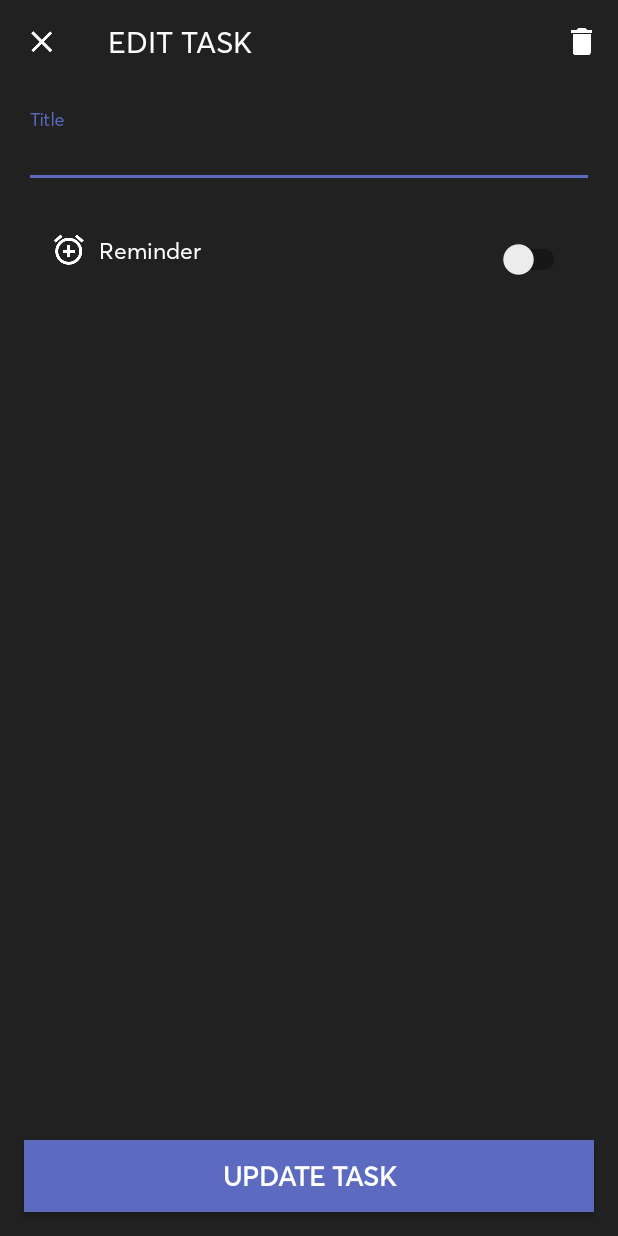
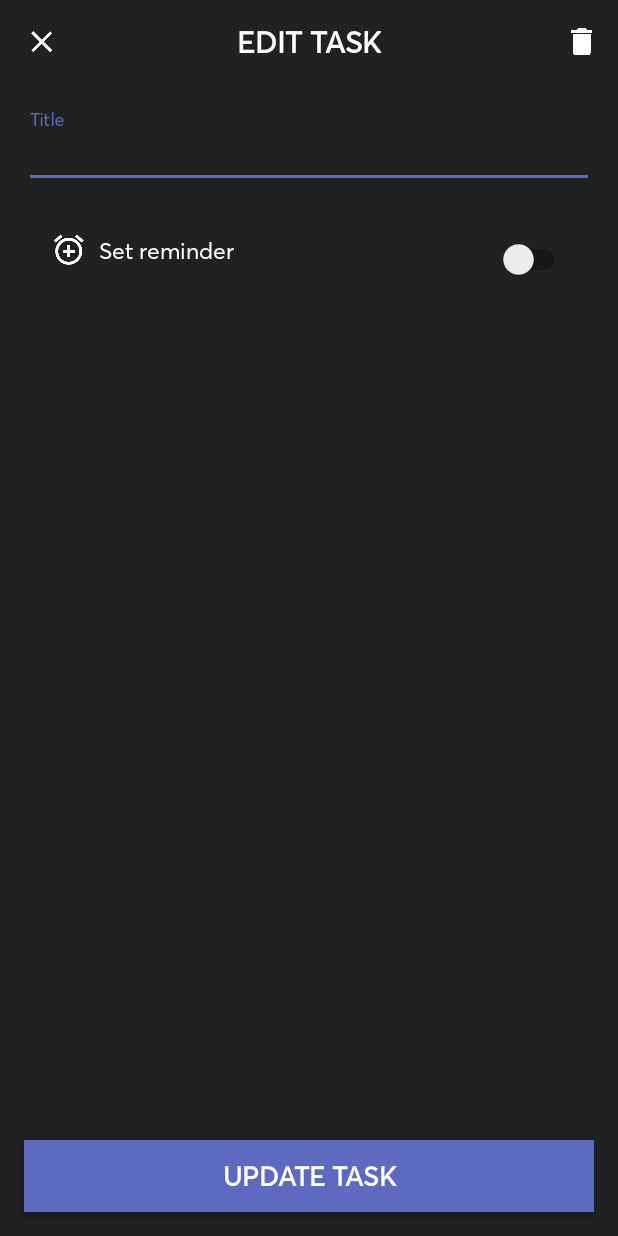
Before and after one commit to Jizzu/SimpleToDo, an Android app: the EditTaskActivity screen opened directly, with no data from a screen before it, on a phone screen of 412 x 824 dp. Run offline under Robolectric (Android 15) with nearby library versions, the phone set to English and light mode, and no system bars.

Commit message:
Bug fixes

```diff
--- a/app/src/main/java/apps/jizzu/simpletodo/activity/EditTaskActivity.java
+++ b/app/src/main/java/apps/jizzu/simpletodo/activity/EditTaskActivity.java
@@ -64,7 +64,9 @@ public class EditTaskActivity extends AppCompatActivity implements DatePickerDia
         super.onCreate(savedInstanceState);
         setContentView(R.layout.activity_add_task);
 
-        setTitle(getString(R.string.edit_task));
+        setTitle("");
+        TextView toolbarTitle = findViewById(R.id.toolbar_title);
+        toolbarTitle.setText(getString(R.string.edit_task));
 
         Toolbar toolbar = findViewById(R.id.toolbar);
         if (toolbar != null) {
@@ -84,13 +86,15 @@ public class EditTaskActivity extends AppCompatActivity implements DatePickerDia
         mReminderSwitch = findViewById(R.id.reminderSwitch);
         TextView reminderText = findViewById(R.id.tvSetReminder);
 
+        MainActivity.mActivityIsShown = true;
+
         // Get the resolution of the user's screen
         Display d = ((WindowManager) this.getSystemService(Context.WINDOW_SERVICE)).getDefaultDisplay();
         int width = d.getWidth();
         int height = d.getHeight();
         Log.d(TAG, "width = " + width + ", height = " + height);
 
-        if (width >= 480 || height >= 800) {
+        if (width <= 480 || height <= 800) {
             reminderText.setText(R.string.set_reminder_short);
         }
 
--- a/app/src/main/java/apps/jizzu/simpletodo/activity/MainActivity.java
+++ b/app/src/main/java/apps/jizzu/simpletodo/activity/MainActivity.java
@@ -43,7 +43,6 @@ import apps.jizzu.simpletodo.utils.PreferenceHelper;
 import apps.jizzu.simpletodo.widget.WidgetProvider;
 import io.github.tonnyl.whatsnew.WhatsNew;
 import io.github.tonnyl.whatsnew.item.WhatsNewItem;
-import io.github.tonnyl.whatsnew.util.PresentationOption;
 import top.wefor.circularanim.CircularAnim;
 
 import static android.content.ContentValues.TAG;
@@ -61,6 +60,7 @@ public class MainActivity extends AppCompatActivity {
     public static boolean mSearchViewIsOpen;
     private MaterialSearchView mSearchView;
     public static boolean mShowAnimation;
+    public static boolean mActivityIsShown;
 
     // TODO: Find better way to get the MainActivity context.
     public static Context mContext;
@@ -290,13 +290,14 @@ public class MainActivity extends AppCompatActivity {
         List<ModelTask> taskList = mHelper.getAllTasks();
 
         Log.d(TAG, "dbSize = " + taskList.size() + ", adapterSize = " + mAdapter.mItems.size());
-        if (taskList.size() != mAdapter.mItems.size() && !mSearchViewIsOpen) {
+        if (taskList.size() != mAdapter.mItems.size() && !mSearchViewIsOpen && !mActivityIsShown) {
 
             mHelper.deleteAllTasks();
 
             for (ModelTask task : mAdapter.mItems) {
                 mHelper.saveTask(task);
             }
+            mActivityIsShown = false;
         }
         updateWidget();
     }
--- a/app/src/main/java/apps/jizzu/simpletodo/settings/LicensesActivity.java
+++ b/app/src/main/java/apps/jizzu/simpletodo/settings/LicensesActivity.java
@@ -4,6 +4,7 @@ import android.support.v7.app.AppCompatActivity;
 import android.os.Bundle;
 import android.support.v7.widget.Toolbar;
 import android.view.MenuItem;
+import android.widget.TextView;
 
 import apps.jizzu.simpletodo.R;
 
@@ -17,7 +18,9 @@ public class LicensesActivity extends AppCompatActivity {
         super.onCreate(savedInstanceState);
         setContentView(R.layout.activity_settings);
 
-        setTitle(getString(R.string.licenses));
+        setTitle("");
+        TextView toolbarTitle = findViewById(R.id.toolbar_title);
+        toolbarTitle.setText(getString(R.string.licenses));
 
         Toolbar toolbar = findViewById(R.id.toolbar);
         if (toolbar != null) {
--- a/app/src/main/java/apps/jizzu/simpletodo/settings/SettingsActivity.java
+++ b/app/src/main/java/apps/jizzu/simpletodo/settings/SettingsActivity.java
@@ -4,6 +4,7 @@ import android.support.v7.app.AppCompatActivity;
 import android.os.Bundle;
 import android.support.v7.widget.Toolbar;
 import android.view.MenuItem;
+import android.widget.TextView;
 
 import apps.jizzu.simpletodo.R;
 
@@ -17,7 +18,9 @@ public class SettingsActivity extends AppCompatActivity {
         super.onCreate(savedInstanceState);
         setContentView(R.layout.activity_settings);
 
-        setTitle(getString(R.string.settings));
+        setTitle("");
+        TextView toolbarTitle = findViewById(R.id.toolbar_title);
+        toolbarTitle.setText(getString(R.string.settings));
 
         Toolbar toolbar = findViewById(R.id.toolbar);
         if (toolbar != null) {
--- a/app/src/main/res/layout/activity_add_task.xml
+++ b/app/src/main/res/layout/activity_add_task.xml
@@ -12,7 +12,18 @@
         android:id="@+id/toolbar"
         android:layout_width="match_parent"
         android:layout_height="?attr/actionBarSize"
-        android:background="@null" />
+        android:background="@null">
+
+        <TextView
+            android:id="@+id/toolbar_title"
+            android:layout_width="wrap_content"
+            android:layout_height="wrap_content"
+            android:layout_gravity="center"
+            android:textColor="@color/white"
+            android:textSize="20dp"
+            android:textStyle="bold" />
+
+    </android.support.v7.widget.Toolbar>
 
     <android.support.design.widget.TextInputLayout
         android:id="@+id/taskTitleLayout"
--- a/app/src/main/res/layout/widget_item.xml
+++ b/app/src/main/res/layout/widget_item.xml
@@ -4,7 +4,6 @@
     android:id="@+id/item"
     android:layout_width="match_parent"
     android:layout_height="wrap_content"
-    android:layout_margin="5dp"
     android:background="@drawable/rounded_corner"
     android:foreground="?android:attr/selectableItemBackground"
     android:padding="5dp"
--- a/app/src/main/res/layout/widget_list.xml
+++ b/app/src/main/res/layout/widget_list.xml
@@ -25,5 +25,6 @@
         android:layout_width="match_parent"
         android:layout_height="match_parent"
         android:divider="@null"
-        android:dividerHeight="0dp" />
+        android:dividerHeight="10dp"
+        android:layout_margin="5dp" />
 </LinearLayout>
--- a/app/src/main/res/values/strings.xml
+++ b/app/src/main/res/values/strings.xml
@@ -36,8 +36,8 @@
     <string name="category_additional">Additional</string>
     <string name="category_about">About</string>
 
-    <string name="settings">Settings</string>
-    <string name="licenses">Licenses</string>
+    <string name="settings">SETTINGS</string>
+    <string name="licenses">LICENSES</string>
     <string name="search">Search</string>
 
     <string name="reminder_text">Reminder</string>
@@ -49,7 +49,7 @@
     <string name="snackbar_remove_task">Task is removed!</string>
     <string name="action_cancel">Cancel</string>
     <string name="action_delete">Delete</string>
-    <string name="dialog_title">Are you sure?</string>
+    <string name="dialog_title"><b>Are you sure?</b></string>
     <string name="dialog_message">Delete this task?</string>
 
     <string name="whats_new_title">What\'s New?</string>
```
Also changed, not shown: app/build.gradle (+7 -7 lines), app/src/main/AndroidManifest.xml (+4 -3 lines), app/src/main/java/apps/jizzu/simpletodo/activity/AddTaskActivity.java (+6 -2 lines), app/src/main/java/apps/jizzu/simpletodo/adapter/RecyclerViewAdapter.java (+3 -4 lines), app/src/main/res/layout/activity_settings.xml (+12 -1 lines), 3 other files.
